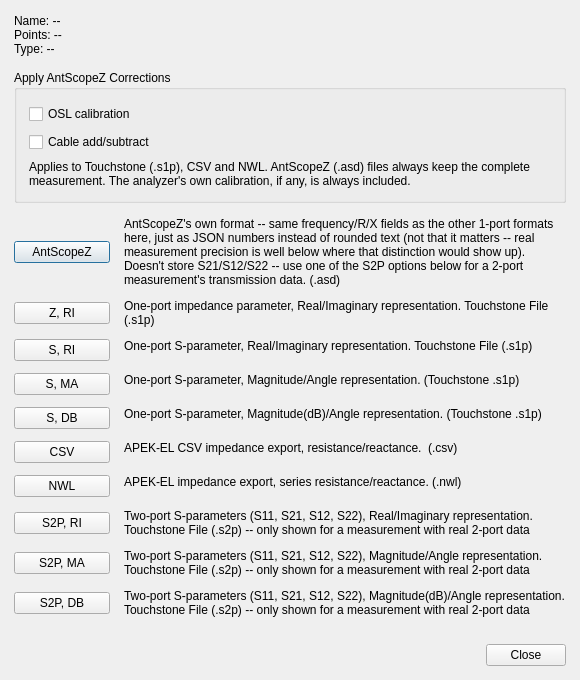
Before: the Qt Designer form src/export.ui in K4HEZ/AntScopeZ, drawn with Qt 5.
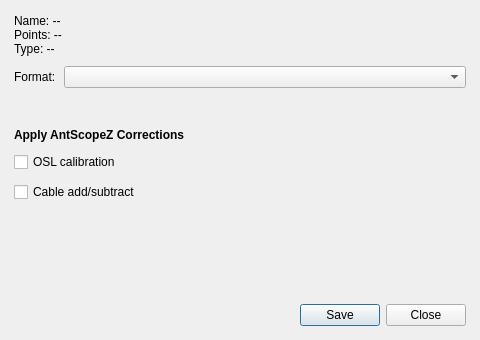
After: the same form once the commit is applied.

Commit message: Save dialog: single Format chooser instead of ten buttons

Diff of the .ui file:
```diff
--- a/src/export.ui
+++ b/src/export.ui
@@ -6,8 +6,8 @@
    <rect>
     <x>0</x>
     <y>0</y>
-    <width>580</width>
-    <height>680</height>
+    <width>480</width>
+    <height>340</height>
    </rect>
   </property>
   <property name="windowTitle">
@@ -15,13 +15,13 @@
   </property>
   <property name="minimumSize">
    <size>
-    <width>540</width>
+    <width>440</width>
     <height>0</height>
    </size>
   </property>
   <layout class="QVBoxLayout" name="mainLayout">
    <property name="spacing">
-    <number>14</number>
+    <number>10</number>
    </property>
    <property name="leftMargin">
     <number>14</number>
@@ -45,323 +45,84 @@
     </widget>
    </item>
    <item>
-    <widget class="QGroupBox" name="correctionsGroup">
-     <property name="title">
-      <string>Apply AntScopeZ Corrections</string>
+    <layout class="QHBoxLayout" name="formatLayout" stretch="0,1">
+     <property name="spacing">
+      <number>8</number>
      </property>
-     <layout class="QVBoxLayout" name="correctionsLayout">
-      <item>
-       <widget class="QCheckBox" name="oslCheckBox">
-        <property name="text">
-         <string>OSL calibration</string>
-        </property>
-       </widget>
-      </item>
-      <item>
-       <widget class="QCheckBox" name="cableCheckBox">
-        <property name="text">
-         <string>Cable add/subtract</string>
-        </property>
-       </widget>
-      </item>
-      <item>
-       <widget class="QLabel" name="correctionsNote">
-        <property name="text">
-         <string>Applies to Touchstone (.s1p), CSV and NWL. AntScopeZ (.asd) files always keep the complete measurement. The analyzer's own calibration, if any, is always included.</string>
-        </property>
-        <property name="wordWrap">
-         <bool>true</bool>
-        </property>
-       </widget>
-      </item>
-      <property name="spacing">
-       <number>8</number>
-      </property>
-      <property name="leftMargin">
-       <number>12</number>
-      </property>
-      <property name="topMargin">
-       <number>14</number>
-      </property>
-      <property name="rightMargin">
-       <number>12</number>
-      </property>
-      <property name="bottomMargin">
-       <number>12</number>
-      </property>
-     </layout>
-    </widget>
-   </item>
-   <item>
-    <layout class="QGridLayout" name="gridLayout" columnstretch="0,1">
-     <item row="0" column="0">
-      <widget class="QPushButton" name="asdBtn">
+     <item>
+      <widget class="QLabel" name="formatLabel">
        <property name="text">
-        <string>AntScopeZ</string>
+        <string>Format:</string>
        </property>
-       <property name="minimumSize">
-        <size>
-         <width>96</width>
-         <height>0</height>
-        </size>
+       <property name="buddy">
+        <cstring>formatCombo</cstring>
        </property>
       </widget>
      </item>
-     <item row="0" column="1">
-      <widget class="QLabel" name="label_10">
-       <property name="text">
-        <string>AntScopeZ's own format -- same frequency/R/X fields as the other 1-port formats here, just as JSON numbers instead of rounded text (not that it matters -- real measurement precision is well below where that distinction would show up). Doesn't store S21/S12/S22 -- use one of the S2P options below for a 2-port measurement's transmission data. (.asd)</string>
-       </property>
-       <property name="alignment">
-        <set>Qt::AlignmentFlag::AlignLeading|Qt::AlignmentFlag::AlignLeft|Qt::AlignmentFlag::AlignTop</set>
-       </property>
-       <property name="wordWrap">
-        <bool>true</bool>
-       </property>
-      </widget>
+     <item>
+      <widget class="QComboBox" name="formatCombo"/>
      </item>
-     <item row="1" column="0">
-      <widget class="QPushButton" name="zRiBtn">
-       <property name="text">
-        <string>Z, RI</string>
-       </property>
-       <property name="minimumSize">
-        <size>
-         <width>96</width>
-         <height>0</height>
-        </size>
-       </property>
-      </widget>
-     </item>
-     <item row="1" column="1">
-      <widget class="QLabel" name="label">
-       <property name="text">
-        <string>One-port impedance parameter, Real/Imaginary representation. Touchstone File (.s1p)</string>
-       </property>
-       <property name="alignment">
-        <set>Qt::AlignmentFlag::AlignLeading|Qt::AlignmentFlag::AlignLeft|Qt::AlignmentFlag::AlignTop</set>
-       </property>
-       <property name="wordWrap">
-        <bool>true</bool>
-       </property>
-      </widget>
-     </item>
-     <item row="2" column="0">
-      <widget class="QPushButton" name="sRiBtn">
-       <property name="text">
-        <string>S, RI</string>
-       </property>
-       <property name="minimumSize">
-        <size>
-         <width>96</width>
-         <height>0</height>
-        </size>
-       </property>
-      </widget>
-     </item>
-     <item row="2" column="1">
-      <widget class="QLabel" name="label_2">
-       <property name="text">
-        <string>One-port S-parameter, Real/Imaginary representation. Touchstone File (.s1p)</string>
-       </property>
-       <property name="alignment">
-        <set>Qt::AlignmentFlag::AlignLeading|Qt::AlignmentFlag::AlignLeft|Qt::AlignmentFlag::AlignTop</set>
-       </property>
-       <property name="wordWrap">
-        <bool>true</bool>
-       </property>
-      </widget>
-     </item>
-     <item row="3" column="0">
-      <widget class="QPushButton" name="sMaBtn">
-       <property name="text">
-        <string>S, MA</string>
-       </property>
-       <property name="minimumSize">
-        <size>
-         <width>96</width>
-         <height>0</height>
-        </size>
-       </property>
-      </widget>
-     </item>
-     <item row="3" column="1">
-      <widget class="QLabel" name="label_3">
-       <property name="text">
-        <string>One-port S-parameter, Magnitude/Angle representation. (Touchstone .s1p)</string>
-       </property>
-       <property name="alignment">
-        <set>Qt::AlignmentFlag::AlignLeading|Qt::AlignmentFlag::AlignLeft|Qt::AlignmentFlag::AlignTop</set>
-       </property>
-       <property name="wordWrap">
-        <bool>true</bool>
-       </property>
-      </widget>
-     </item>
-     <item row="4" column="0">
-      <widget class="QPushButton" name="sDbBtn">
-       <property name="text">
-        <string>S, DB</string>
-       </property>
-       <property name="minimumSize">
-        <size>
-         <width>96</width>
-         <height>0</height>
-        </size>
-       </property>
-      </widget>
-     </item>
-     <item row="4" column="1">
-      <widget class="QLabel" name="label_8">
-       <property name="text">
-        <string>One-port S-parameter, Magnitude(dB)/Angle representation. (Touchstone .s1p)</string>
-       </property>
-       <property name="alignment">
-        <set>Qt::AlignmentFlag::AlignLeading|Qt::AlignmentFlag::AlignLeft|Qt::AlignmentFlag::AlignTop</set>
-       </property>
-       <property name="wordWrap">
-        <bool>true</bool>
-       </property>
-      </widget>
-     </item>
-     <item row="5" column="0">
-      <widget class="QPushButton" name="csvBtn">
-       <property name="text">
-        <string>CSV</string>
-       </property>
-       <property name="minimumSize">
-        <size>
-         <width>96</width>
-         <height>0</height>
-        </size>
-       </property>
-      </widget>
-     </item>
-     <item row="5" column="1">
-      <widget class="QLabel" name="label_4">
-       <property name="text">
-        <string>APEK-EL CSV impedance export, resistance/reactance.  (.csv)</string>
-       </property>
-       <property name="alignment">
-        <set>Qt::AlignmentFlag::AlignLeading|Qt::AlignmentFlag::AlignLeft|Qt::AlignmentFlag::AlignTop</set>
-       </property>
-       <property name="wordWrap">
-        <bool>true</bool>
-       </property>
-      </widget>
-     </item>
-     <item row="6" column="0">
-      <widget class="QPushButton" name="nwlBtn">
-       <property name="text">
-        <string>NWL</string>
-       </property>
-       <property name="minimumSize">
-        <size>
-         <width>96</width>
-         <height>0</height>
-        </size>
-       </property>
-      </widget>
-     </item>
-     <item row="6" column="1">
-      <widget class="QLabel" name="label_5">
-       <property name="text">
-        <string>APEK-EL impedance export, series resistance/reactance. (.nwl)</string>
-       </property>
-       <property name="alignment">
-        <set>Qt::AlignmentFlag::AlignLeading|Qt::AlignmentFlag::AlignLeft|Qt::AlignmentFlag::AlignTop</set>
-       </property>
-       <property name="wordWrap">
-        <bool>true</bool>
-       </property>
-      </widget>
-     </item>
-     <item row="7" column="0">
-      <widget class="QPushButton" name="s2pRiBtn">
-       <property name="text">
-        <string>S2P, RI</string>
-       </property>
-       <property name="minimumSize">
-        <size>
-         <width>96</width>
-         <height>0</height>
-        </size>
-       </property>
-      </widget>
-     </item>
-     <item row="7" column="1">
-      <widget class="QLabel" name="label_6">
-       <property name="text">
-        <string>Two-port S-parameters (S11, S21, S12, S22), Real/Imaginary representation. Touchstone File (.s2p) -- only shown for a measurement with real 2-port data</string>
-       </property>
-       <property name="alignment">
-        <set>Qt::AlignmentFlag::AlignLeading|Qt::AlignmentFlag::AlignLeft|Qt::AlignmentFlag::AlignTop</set>
-       </property>
-       <property name="wordWrap">
-        <bool>true</bool>
-       </property>
-      </widget>
-     </item>
-     <item row="8" column="0">
-      <widget class="QPushButton" name="s2pMaBtn">
-       <property name="text">
-        <string>S2P, MA</string>
-       </property>
-       <property name="minimumSize">
-        <size>
-         <width>96</width>
-         <height>0</height>
-        </size>
-       </property>
-      </widget>
-     </item>
-     <item row="8" column="1">
-      <widget class="QLabel" name="label_7">
-       <property name="text">
-        <string>Two-port S-parameters (S11, S21, S12, S22), Magnitude/Angle representation. Touchstone File (.s2p) -- only shown for a measurement with real 2-port data</string>
-       </property>
-       <property name="alignment">
-        <set>Qt::AlignmentFlag::AlignLeading|Qt::AlignmentFlag::AlignLeft|Qt::AlignmentFlag::AlignTop</set>
-       </property>
-       <property name="wordWrap">
-        <bool>true</bool>
-       </property>
-      </widget>
-     </item>
-     <item row="9" column="0">
-      <widget class="QPushButton" name="s2pDbBtn">
-       <property name="text">
-        <string>S2P, DB</string>
-       </property>
-       <property name="minimumSize">
-        <size>
-         <width>96</width>
-         <height>0</height>
-        </size>
-       </property>
-      </widget>
-     </item>
-     <item row="9" column="1">
-      <widget class="QLabel" name="label_9">
-       <property name="text">
-        <string>Two-port S-parameters (S11, S21, S12, S22), Magnitude(dB)/Angle representation. Touchstone File (.s2p) -- only shown for a measurement with real 2-port data</string>
-       </property>
-       <property name="alignment">
-        <set>Qt::AlignmentFlag::AlignLeading|Qt::AlignmentFlag::AlignLeft|Qt::AlignmentFlag::AlignTop</set>
-       </property>
-       <property name="wordWrap">
-        <bool>true</bool>
-       </property>
-      </widget>
-     </item>
-     <property name="horizontalSpacing">
-      <number>14</number>
-     </property>
-     <property name="verticalSpacing">
-      <number>12</number>
-     </property>
     </layout>
    </item>
+   <item>
+    <widget class="QLabel" name="formatDescription">
+     <property name="wordWrap">
+      <bool>true</bool>
+     </property>
+     <property name="alignment">
+      <set>Qt::AlignmentFlag::AlignLeading|Qt::AlignmentFlag::AlignLeft|Qt::AlignmentFlag::AlignTop</set>
+     </property>
+    </widget>
+   </item>
+   <item>
+    <spacer name="sectionSpacer">
+     <property name="orientation">
+      <enum>Qt::Orientation::Vertical</enum>
+     </property>
+     <property name="sizeType">
+      <enum>QSizePolicy::Policy::Fixed</enum>
+     </property>
+     <property name="sizeHint">
+      <size>
+       <width>0</width>
+       <height>6</height>
+      </size>
+     </property>
+    </spacer>
+   </item>
+   <item>
+    <widget class="QLabel" name="correctionsHeading">
+     <property name="font">
+      <font>
+       <bold>true</bold>
+      </font>
+     </property>
+     <property name="text">
+      <string>Apply AntScopeZ Corrections</string>
+     </property>
+    </widget>
+   </item>
+   <item>
+    <widget class="QCheckBox" name="oslCheckBox">
+     <property name="text">
+      <string>OSL calibration</string>
+     </property>
+    </widget>
+   </item>
+   <item>
+    <widget class="QCheckBox" name="cableCheckBox">
+     <property name="text">
+      <string>Cable add/subtract</string>
+     </property>
+    </widget>
+   </item>
+   <item>
+    <widget class="QLabel" name="correctionsNote">
+     <property name="wordWrap">
+      <bool>true</bool>
+     </property>
+    </widget>
+   </item>
    <item>
     <spacer name="bottomSpacer">
      <property name="orientation">
@@ -381,7 +142,7 @@
       <enum>Qt::Horizontal</enum>
      </property>
      <property name="standardButtons">
-      <set>QDialogButtonBox::Close</set>
+      <set>QDialogButtonBox::StandardButton::Close|QDialogButtonBox::StandardButton::Save</set>
      </property>
     </widget>
    </item>
```
Left out of the diff: 18 changed lines with no effect on the pictures. The commit also changes 4 other files.
